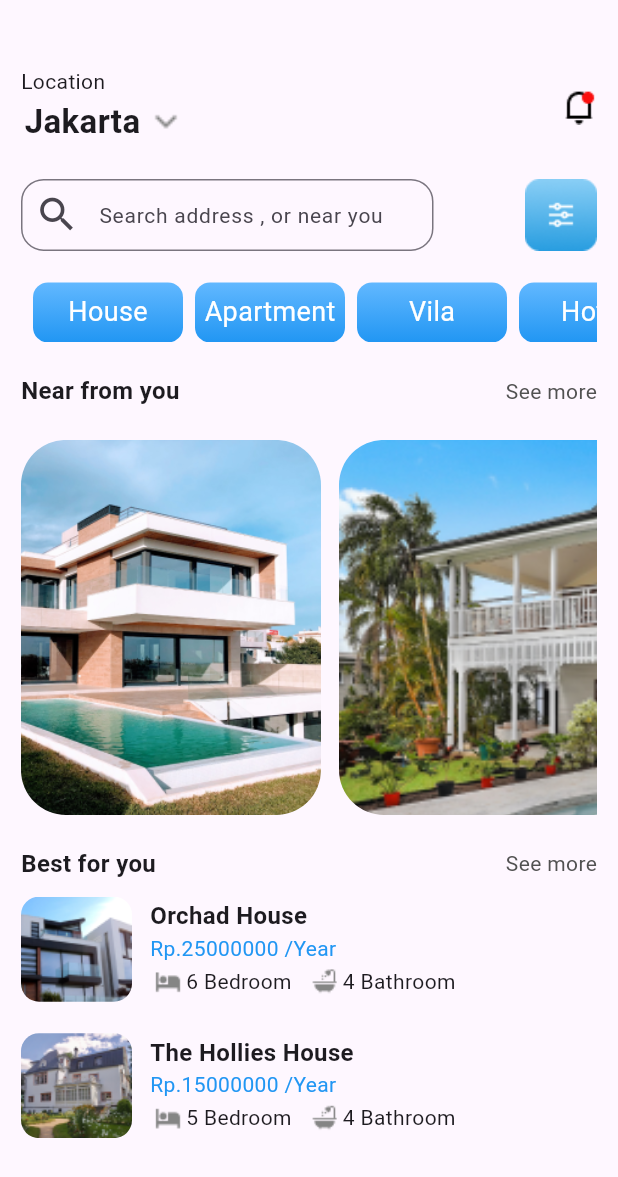
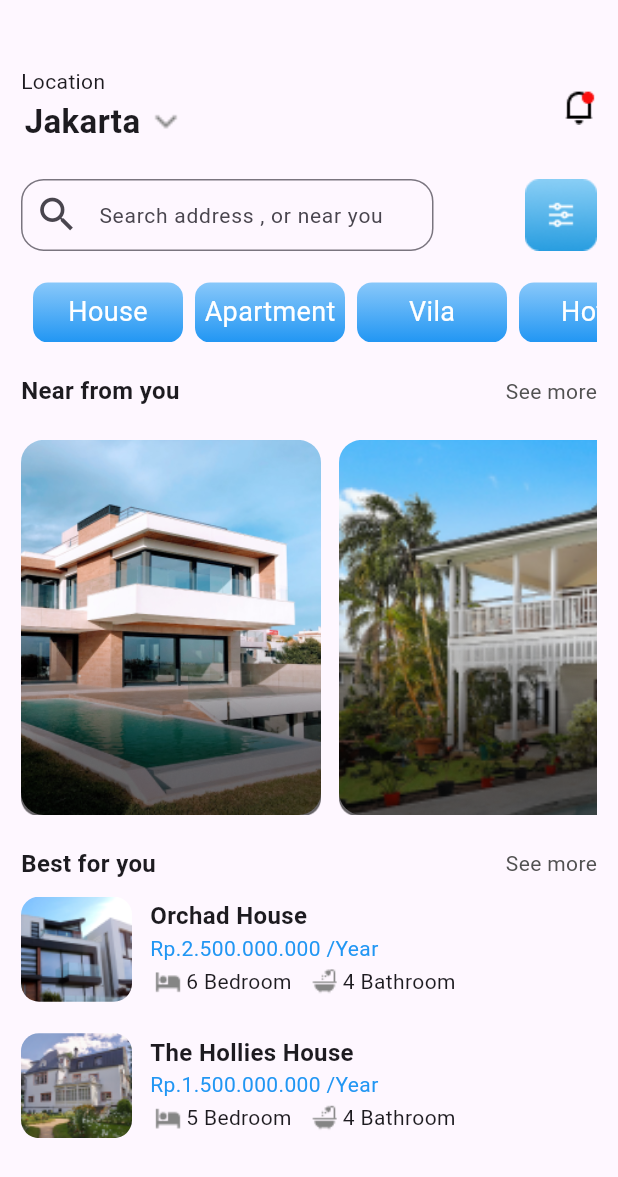
Before and after one commit to mohidhafeez/real_estate_app, a Flutter app: the screen it shows after launch, on a phone screen of 412 x 824 dp. Shown: the top 1177 px of the screen. Run offline on Flutter 3.47's test engine with Material 2 defaults, Android fonts, the phone set to English and light mode, and no system bars.

```diff
--- a/lib/homepage.dart
+++ b/lib/homepage.dart
@@ -1,4 +1,6 @@
 import 'package:flutter/material.dart';
+import 'package:real_estate/screen.dart';
+
 import 'package:real_estate/utilities/detailed_tile.dart';
 import 'package:real_estate/utilities/main_button.dart';
 import 'package:real_estate/utilities/tile.dart';
@@ -121,11 +123,23 @@ class HomePageView extends StatelessWidget {
                 scrollDirection: Axis.horizontal,
                 child: Row(
                   children: [
-                    CardTile(image: "assets/house1.png"),
+                    CardTile(
+                      image: "assets/house1.png",
+                      screen: Screen(
+                        image: 'assets/house1.png',
+                        price: 25000000,
+                      ),
+                    ),
                     SizedBox(
                       width: 12,
                     ),
-                    CardTile(image: "assets/house2.png"),
+                    CardTile(
+                      image: "assets/house2.png",
+                      screen: Screen(
+                        image: 'assets/house2.png',
+                        price: 15000000,
+                      ),
+                    ),
                     SizedBox(
                       width: 12,
                     ),
@@ -153,14 +167,14 @@ class HomePageView extends StatelessWidget {
                   DetailedTile(
                       image: "assets/pexels-expect-best-323780 1.png",
                       name: "Orchad House",
-                      price: 25000000,
+                      price: '2.500.000.000',
                       bedroom: 6,
                       bathroom: 4),
                   DetailedTile(
                       image:
                           "assets/ksenia-balandina-RCF5KSWb7Ms-unsplash 1.png",
                       name: "The Hollies House",
-                      price: 15000000,
+                      price: "1.500.000.000",
                       bedroom: 5,
                       bathroom: 4),
                 ],
--- a/lib/utilities/detailed_tile.dart
+++ b/lib/utilities/detailed_tile.dart
@@ -3,7 +3,7 @@ import 'package:flutter/material.dart';
 class DetailedTile extends StatelessWidget {
   final String image;
   final String name;
-  final int price;
+  final String price;
   final int bedroom;
   final int bathroom;
   const DetailedTile(
@@ -32,7 +32,7 @@ class DetailedTile extends StatelessWidget {
                 style: TextStyle(fontWeight: FontWeight.bold, fontSize: 16),
               ),
               Text(
-                "Rp.$price /Year",
+                "Rp.$price /Year".toString(),
                 style: TextStyle(color: Colors.blue),
               ),
               Row(
--- a/lib/utilities/main_button.dart
+++ b/lib/utilities/main_button.dart
@@ -19,7 +19,7 @@ class MainButton extends StatelessWidget {
         decoration: BoxDecoration(
           borderRadius: BorderRadius.circular(10),
           gradient: LinearGradient(
-            colors: [const Color.fromARGB(255, 98, 184, 255), Colors.blue],
+            colors: [Color.fromARGB(255, 137, 200, 250), Colors.blue],
             begin: Alignment.topCenter,
             end: Alignment.bottomCenter,
           ),
--- a/lib/utilities/tile.dart
+++ b/lib/utilities/tile.dart
@@ -2,16 +2,42 @@ import 'package:flutter/material.dart';
 
 class CardTile extends StatelessWidget {
   final String image;
-  const CardTile({super.key, required this.image});
+  final Widget screen;
+  const CardTile({super.key, required this.image, required this.screen});
 
   @override
   Widget build(BuildContext context) {
-    return Container(
-      width: 200,
-      height: 250,
-      child: ClipRRect(
-          borderRadius: BorderRadius.circular(30),
-          child: Image.asset(image, fit: BoxFit.cover)),
+    return GestureDetector(
+      onTap: () {
+        Navigator.of(context)
+            .push(MaterialPageRoute(builder: (context) => screen));
+      },
+      child: Stack(
+        children: [
+          SizedBox(
+            height: 250,
+            width: 200,
+            child: ClipRRect(
+              borderRadius: BorderRadius.circular(15),
+              child: Image.asset(
+                image,
+                fit: BoxFit.cover,
+              ),
+            ),
+          ),
+          Positioned(
+            top: 35,
+            child: ClipRRect(
+              borderRadius: const BorderRadius.all(Radius.circular(30)),
+              child: Image.asset(
+                'assets/Overlay.png',
+                height: 250,
+                width: 200,
+              ),
+            ),
+          ),
+        ],
+      ),
     );
   }
 }
```
Also changed, not shown: lib/screen.dart (added, +152 -0 lines), lib/utilities/bottom_navigation_bar.dart (added, +35 -0 lines), lib/utilities/row_tile.dart (added, +16 -0 lines), assets/map.jpeg (added).
